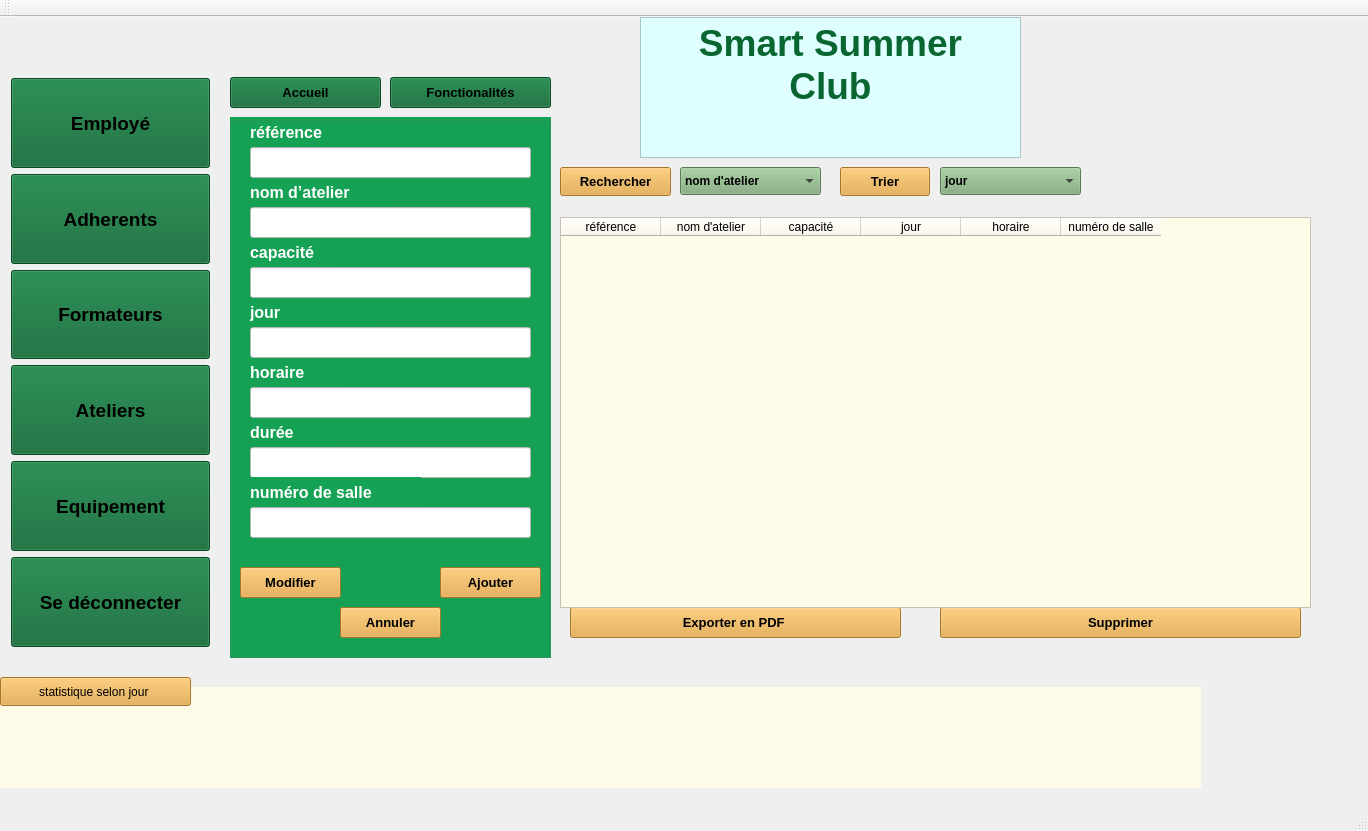
Above: Atelier_Connexion/mainwindow.ui from Esprit-UP-Algo/projetcpp-2a34-tech-lab before the change. Below: the same form after it.
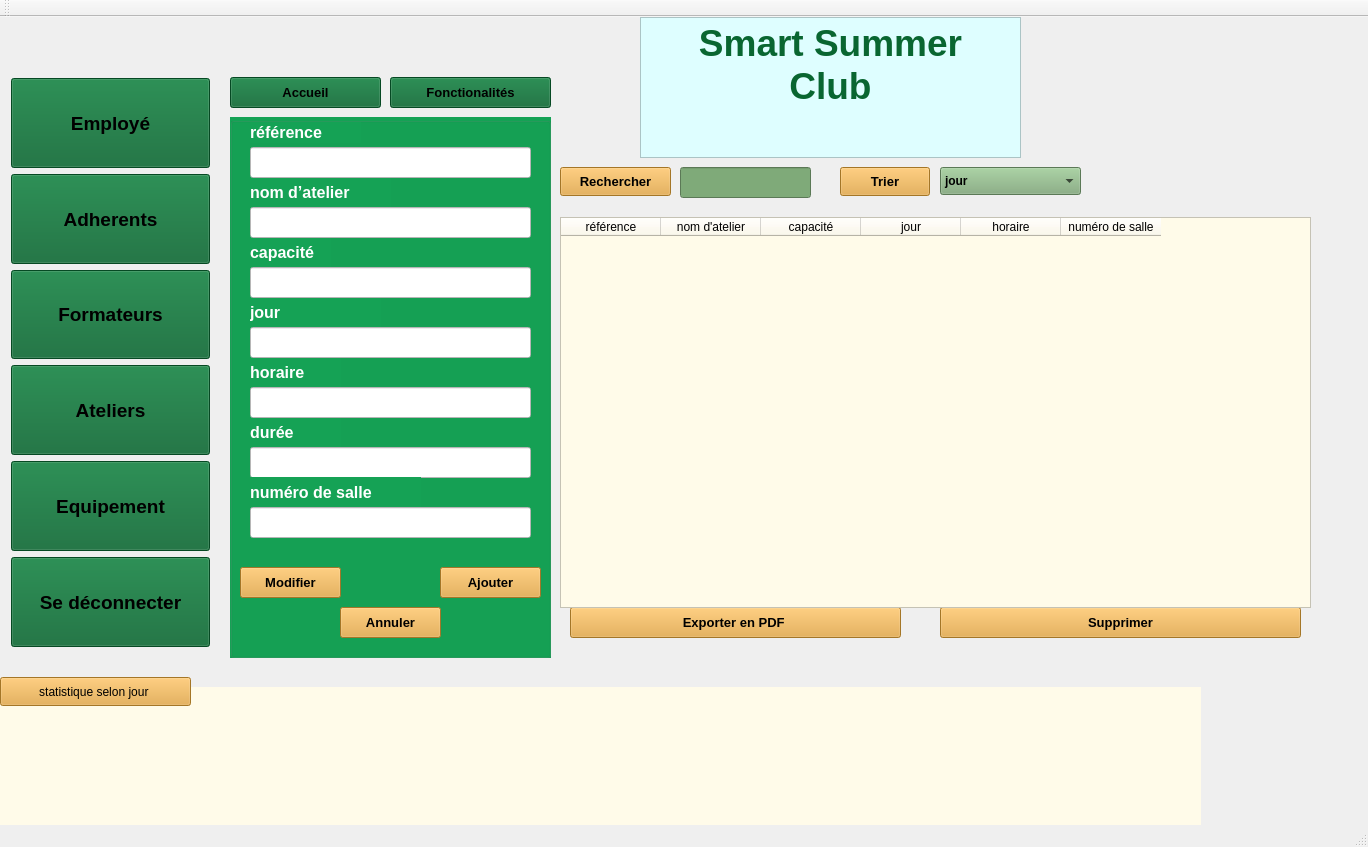
That is the form after the change. Icons and pictures are not drawn.

```diff
--- a/Atelier_Connexion/mainwindow.ui
+++ b/Atelier_Connexion/mainwindow.ui
@@ -7,7 +7,7 @@
     <x>0</x>
     <y>0</y>
     <width>1368</width>
-    <height>831</height>
+    <height>847</height>
    </rect>
   </property>
   <property name="windowTitle">
@@ -2536,7 +2536,7 @@
       <x>0</x>
       <y>670</y>
       <width>1201</width>
-      <height>101</height>
+      <height>161</height>
      </rect>
     </property>
     <property name="styleSheet">
@@ -2547,45 +2547,6 @@
      <string/>
     </property>
    </widget>
-   <widget class="QComboBox" name="comboBox_2">
-    <property name="geometry">
-     <rect>
-      <x>680</x>
-      <y>150</y>
-      <width>141</width>
-      <height>28</height>
-     </rect>
-    </property>
-    <property name="font">
-     <font>
-      <pointsize>9</pointsize>
-      <bold>true</bold>
-     </font>
-    </property>
-    <property name="styleSheet">
-     <string notr="true">background-color: rgb(127, 170, 121);</string>
-    </property>
-    <item>
-     <property name="text">
-      <string>nom d'atelier</string>
-     </property>
-    </item>
-    <item>
-     <property name="text">
-      <string>nom d'atelier</string>
-     </property>
-    </item>
-    <item>
-     <property name="text">
-      <string>jour</string>
-     </property>
-    </item>
-    <item>
-     <property name="text">
-      <string>numéro de salle</string>
-     </property>
-    </item>
-   </widget>
    <widget class="QWidget" name="verticalLayoutWidget">
     <property name="geometry">
      <rect>
@@ -3086,7 +3047,20 @@
      </property>
     </item>
    </widget>
-   <zorder>label</zorder>
+   <widget class="QLineEdit" name="lineEdit_recherche">
+    <property name="geometry">
+     <rect>
+      <x>680</x>
+      <y>150</y>
+      <width>131</width>
+      <height>31</height>
+     </rect>
+    </property>
+    <property name="styleSheet">
+     <string notr="true">background-color: rgb(127, 170, 121);</string>
+    </property>
+   </widget>
+   <zorder>label_stat</zorder>
    <zorder>groupBox_5</zorder>
    <zorder>textEdit</zorder>
    <zorder>pushButton_10</zorder>
```
Left out of the diff: 48 changed lines with no effect on the pictures.
